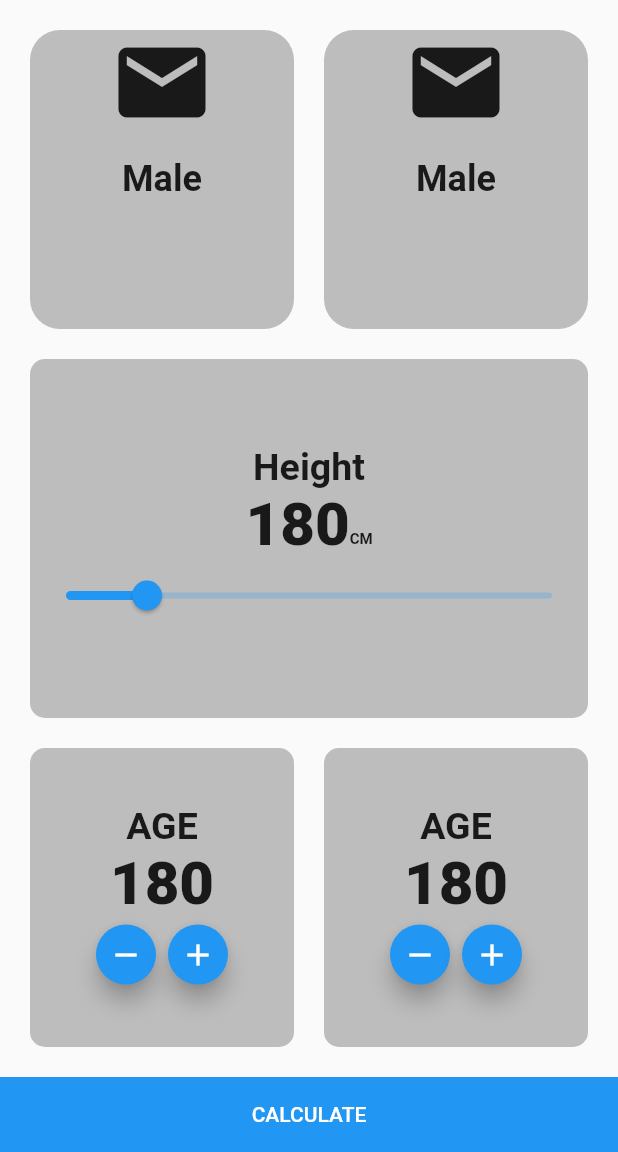
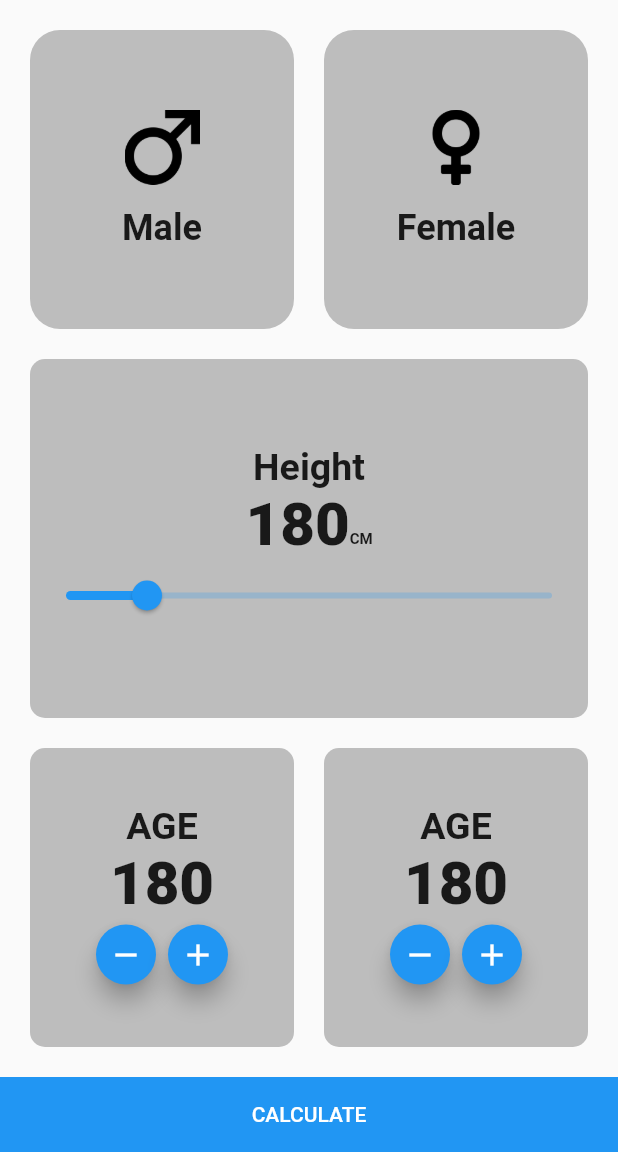
Before and after one commit to Ahmed-Mohmmed-Yousef/Flutter_BMICalculator, a Flutter app: the screen it shows after launch, on a phone screen of 412 x 824 dp, the part 84-1236 px from its top. Run offline on Flutter 3.47's test engine with Material 2 defaults, Android fonts, the phone set to English and light mode, and no system bars.

Commit message:
pubspec assets

```diff
--- a/lib/bmi_screen.dart
+++ b/lib/bmi_screen.dart
@@ -32,11 +32,9 @@ class _BmiScreenState extends State<BmiScreen> {
                         color: Colors.grey[400],
                       ),
                       child: Column(
+                        mainAxisAlignment: MainAxisAlignment.center,
                         children: const [
-                          Icon(
-                            Icons.mail,
-                            size: 70,
-                          ),
+                          Image(image: AssetImage('assets/images/male.png'), height: 50, width: 50,),
                           SizedBox(height: 15),
                           Text(
                             'Male',
@@ -55,14 +53,12 @@ class _BmiScreenState extends State<BmiScreen> {
                         color: Colors.grey[400],
                       ),
                       child: Column(
+                        mainAxisAlignment: MainAxisAlignment.center,
                         children: const [
-                          Icon(
-                            Icons.mail,
-                            size: 70,
-                          ),
+                          Image(image: AssetImage('assets/images/female.png'), height: 50, width: 50,),
                           SizedBox(height: 15),
                           Text(
-                            'Male',
+                            'Female',
                             style: TextStyle(
                                 fontSize: 24, fontWeight: FontWeight.bold),
                           ),
--- a/pubspec.yaml
+++ b/pubspec.yaml
@@ -58,9 +58,8 @@ flutter:
   uses-material-design: true
 
   # To add assets to your application, add an assets section, like this:
-  # assets:
-  #   - images/a_dot_burr.jpeg
-  #   - images/a_dot_ham.jpeg
+  assets:
+    - assets/images/
 
   # An image asset can refer to one or more resolution-specific "variants", see
   # https://flutter.dev/assets-and-images/#resolution-aware
```
Also changed, not shown: assets/images/female.png (added), assets/images/male.png (added).
